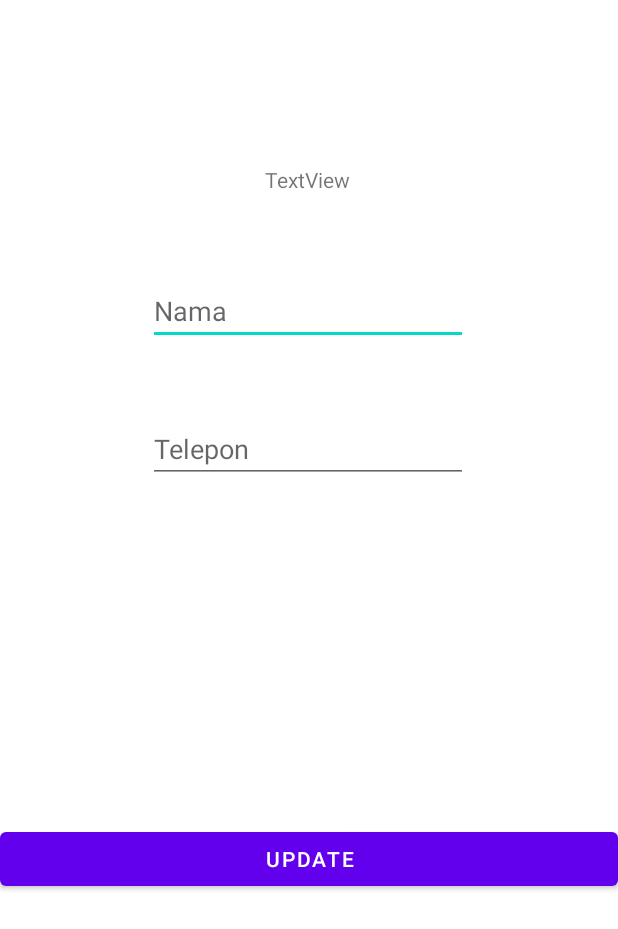
After one commit to OkkyHaryanto/Activity_8, an Android app: the layout activity_edit_teman.xml on its own in the app's theme, with its tools: preview values and no code run, on a phone screen of 412 x 824 dp. The commit adds this screen. Shown: the top 929 px of the screen. Run offline under Robolectric (Android 15) with nearby library versions, the phone set to English and light mode, and no system bars; network calls fail.

Commit message:
Activity8

```diff
--- a/app/src/main/AndroidManifest.xml
+++ b/app/src/main/AndroidManifest.xml
@@ -2,7 +2,10 @@
 <manifest xmlns:android="http://schemas.android.com/apk/res/android"
     package="com.example.activity7">
 
+    <uses-permission android:name="android.permission.INTERNET" />
+
     <application
+        android:name=".app.AppController"
         android:allowBackup="true"
         android:icon="@mipmap/ic_launcher"
         android:label="@string/app_name"
@@ -10,7 +13,8 @@
         android:supportsRtl="true"
         android:theme="@style/Theme.Activity7"
         android:usesCleartextTraffic="true">
-        <activity android:name=".TambahTeman"></activity>
+        <activity android:name=".EditTeman"></activity>
+        <activity android:name=".TambahTeman" />
         <activity android:name=".MainActivity">
             <intent-filter>
                 <action android:name="android.intent.action.MAIN" />
--- /dev/null
+++ b/app/src/main/res/layout/activity_edit_teman.xml
@@ -0,0 +1,61 @@
+<?xml version="1.0" encoding="utf-8"?>
+<androidx.constraintlayout.widget.ConstraintLayout xmlns:android="http://schemas.android.com/apk/res/android"
+    xmlns:app="http://schemas.android.com/apk/res-auto"
+    xmlns:tools="http://schemas.android.com/tools"
+    android:layout_width="match_parent"
+    android:layout_height="match_parent"
+    tools:context=".EditTeman">
+
+    <TextView
+        android:id="@+id/textId"
+        android:layout_width="wrap_content"
+        android:layout_height="wrap_content"
+        android:text="TextView"
+        app:layout_constraintBottom_toBottomOf="parent"
+        app:layout_constraintEnd_toEndOf="parent"
+        app:layout_constraintHorizontal_bias="0.498"
+        app:layout_constraintStart_toStartOf="parent"
+        app:layout_constraintTop_toTopOf="parent"
+        app:layout_constraintVertical_bias="0.137"/>
+
+    <EditText
+        android:id="@+id/editNm"
+        android:layout_width="wrap_content"
+        android:layout_height="wrap_content"
+        android:layout_marginTop="76dp"
+        android:ems="10"
+        android:hint="Nama"
+        android:inputType="textPersonName"
+        app:layout_constraintBottom_toBottomOf="parent"
+        app:layout_constraintEnd_toEndOf="parent"
+        app:layout_constraintHorizontal_bias="0.497"
+        app:layout_constraintStart_toStartOf="parent"
+        app:layout_constraintTop_toTopOf="parent"
+        app:layout_constraintVertical_bias="0.155"/>
+
+    <EditText
+        android:id="@+id/editTlp"
+        android:layout_width="wrap_content"
+        android:layout_height="wrap_content"
+        android:ems="10"
+        android:hint="Telepon"
+        android:inputType="phone"
+        app:layout_constraintBottom_toBottomOf="parent"
+        app:layout_constraintEnd_toEndOf="parent"
+        app:layout_constraintHorizontal_bias="0.497"
+        app:layout_constraintStart_toStartOf="parent"
+        app:layout_constraintTop_toBottomOf="@+id/editNm"
+        app:layout_constraintVertical_bias="0.085"/>
+
+    <Button
+        android:id="@+id/buttonEdit"
+        android:layout_width="match_parent"
+        android:layout_height="wrap_content"
+        android:text="Update"
+        app:layout_constraintBottom_toBottomOf="parent"
+        app:layout_constraintEnd_toEndOf="parent"
+        app:layout_constraintStart_toStartOf="parent"
+        app:layout_constraintTop_toBottomOf="@+id/editTlp"
+        app:layout_constraintVertical_bias="0.499"/>
+
+</androidx.constraintlayout.widget.ConstraintLayout>
```
Also changed, not shown: app/src/main/java/com/example/activity7/EditTeman.java (added, +117 -0 lines), app/src/main/java/com/example/activity7/MainActivity.java (+26 -29 lines), app/src/main/java/com/example/activity7/TambahTeman.java (+22 -26 lines), app/src/main/java/com/example/activity7/adapter/TemanAdapter.java (+14 -19 lines), app/src/main/java/com/example/activity7/app/AppController.java (added, +53 -0 lines), app/src/main/java/com/example/activity7/database/Teman.java (+13 -15 lines), app/src/main/res/layout/activity_main.xml (+9 -9 lines), app/src/main/res/layout/activity_tambah_teman.xml (+7 -5 lines), app/src/main/res/layout/row_data_teman.xml (+8 -10 lines), app/src/main/res/menu/popupmenu.xml (added, +9 -0 lines).
